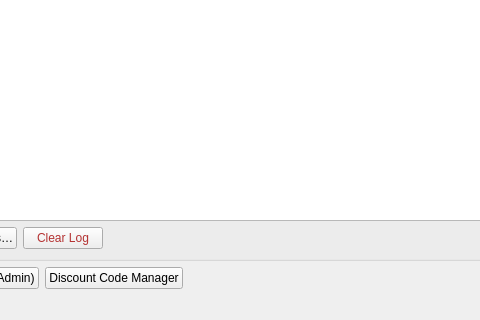
Before: the Qt Designer form server/ui/server_console_window.ui in imMAMZI/kalaNet, drawn with Qt 5; both pictures show x 88 to 568 and y 280 to 600 of the 960 by 600 pixel window.
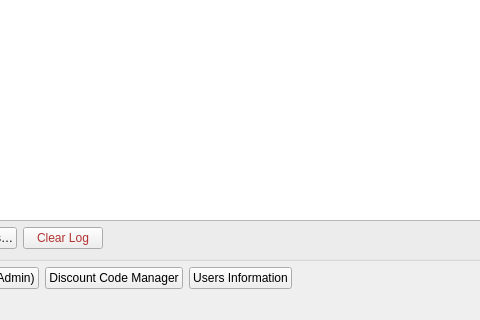
After: the same form once the commit is applied.

Commit message: Add admin users information panel with search

Patch:
```diff
--- a/server/ui/server_console_window.ui
+++ b/server/ui/server_console_window.ui
@@ -202,6 +202,13 @@
                                 </property>
                             </widget>
                         </item>
+                        <item>
+                            <widget class="QPushButton" name="pushButtonShowUsersInformation">
+                                <property name="text">
+                                    <string>Users Information</string>
+                                </property>
+                            </widget>
+                        </item>
                         <item>
                             <spacer name="horizontalSpacerBottom">
                                 <property name="orientation">
```
The commit also changes 11 other files.
